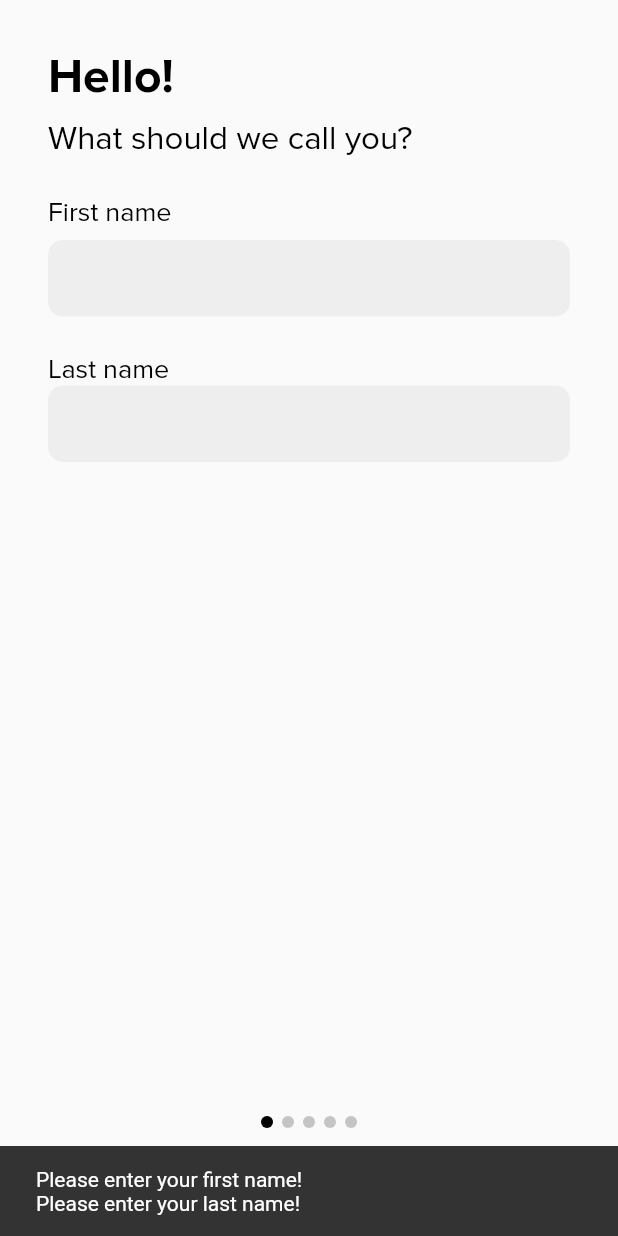
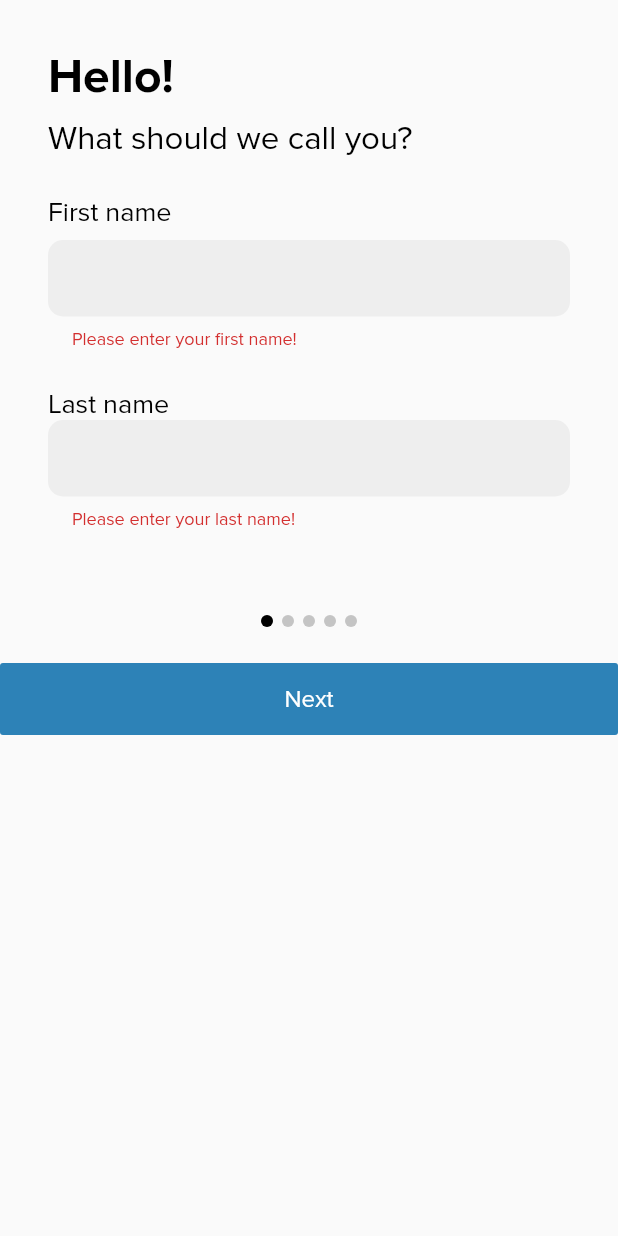
Before and after one commit to helenxuyang/linked, a Flutter app: the OnboardingPage screen opened directly, after a tap on "Next", on a phone screen of 412 x 824 dp. Run offline on Flutter 3.47's test engine with Material 2 defaults, Android fonts, the phone set to English and light mode, and no system bars; our stand-ins replace cloud_firestore, firebase_auth, firebase_core, flutter_native_timezone, google_sign_in, share; missing offline and left inert: add_2_calendar; accounts and stored records are empty; project files that could hold a hidden picture were left out.

Commit message:
Fixed formatting issues with onboarding text fields and homepage FAB, changed next/finish and create event buttons to be after form instead of at bottom of screen

```diff
--- a/lib/CreateEvent.dart
+++ b/lib/CreateEvent.dart
@@ -73,10 +73,14 @@ class _CreateEventPageState extends State<CreateEventPage> {
                       Navigator.pop(context);
                     }),
               ),
+              SizedBox(height: 24),
               Expanded(
-            child: Padding(
-              padding: const EdgeInsets.all(24),
                 child: ListView(
+                  children: [
+                    Padding(
+                        padding: const EdgeInsets.only(left: 24, right: 24),
+                        child: Column(
+                          crossAxisAlignment: CrossAxisAlignment.start,
                             children: [
                               Text("New Event",
                                   style: Theme.of(context).textTheme.headline1),
@@ -136,7 +140,7 @@ class _CreateEventPageState extends State<CreateEventPage> {
                                         textInputAction: TextInputAction.next,
                                         validator: (value) {
                                           if (value.isEmpty) {
-                                return 'Please enter a location.';
+                                            return _isVirtual ? 'Please enter a URL.' : 'Please enter a location.';
                                           }
                                           return null;
                                         },
@@ -268,14 +272,14 @@ class _CreateEventPageState extends State<CreateEventPage> {
                                           );
                                         }).toList(),
                                         spacing: 4,
+                                      ),
+                                    ],
                                   )
-                        ],
-                      )),
-                  SizedBox(height: 12),
-                ],
                               ),
+                            ]
+                        )
                     ),
-          ),
+                    SizedBox(height: 24),
                     SizedBox(
                       height: 48,
                       width: double.infinity,
@@ -313,7 +317,11 @@ class _CreateEventPageState extends State<CreateEventPage> {
                       }),
                     ),
                   ],
-      )),
+                ),
+              ),
+            ],
+          )
+      ),
     );
   }
 }
--- a/lib/Home.dart
+++ b/lib/Home.dart
@@ -16,7 +16,10 @@ class HomePage extends StatelessWidget {
         Padding(
           padding: EdgeInsets.all(24),
           child: SingleChildScrollView(
-            child: Column(children: [
+            child: SizedBox(
+              height: MediaQuery.of(context).size.height,
+              child: Column(
+                  children: [
                     Padding(
                       padding: EdgeInsets.only(bottom: 8),
                       child: Row(children: [
@@ -64,6 +67,7 @@ class HomePage extends StatelessWidget {
                   ]),
             ),
           ),
+        ),
         Positioned(
             bottom: 16,
             right: 8,
@@ -75,7 +79,9 @@ class HomePage extends StatelessWidget {
                         return CreateEventPage();
                       });
                 },
-                child: Icon(Icons.add))),
+                child: Icon(Icons.add)
+            )
+        ),
       ],
     );
   }
@@ -108,7 +114,7 @@ class EventGroup extends StatelessWidget {
             Text(title, style: TextStyle(fontSize: 22)),
             Spacer(),
             FlatButton(
-                child: Text('view more',
+                child: Text('view all',
                     style: TextStyle(
                         fontSize: 14, color: Theme.of(context).accentColor)),
                 onPressed: () {
@@ -141,7 +147,7 @@ class EventGroupPage extends StatelessWidget {
         child: StreamBuilder(
           stream: FirebaseFirestore.instance
               .collection('events')
-              .where('startTime', isLessThan: Timestamp.now())
+              .where('startTime', isGreaterThanOrEqualTo: Timestamp.now())
               .orderBy('startTime')
               .snapshots(),
           builder: (context, snapshot) {
--- a/lib/Onboarding.dart
+++ b/lib/Onboarding.dart
@@ -20,14 +20,8 @@ class _OnboardingPageState extends State<OnboardingPage> {
     'Living off-campus in Ithaca',
     'Living outside of Ithaca'
   ];
-  String firstName;
-  String lastName;
-  String major;
-  String bio;
+
   String f20Status;
-  String instagramUser;
-  String facebookUser;
-  String linkedinUser;
   List<String> tags;
   List<String> classes;
 
@@ -38,6 +32,15 @@ class _OnboardingPageState extends State<OnboardingPage> {
   FocusNode _focusNodeBuildName;
   FocusNode _focusNodeSocial;
 
+  TextEditingController _firstNameCtrl;
+  TextEditingController _lastNameCtrl;
+  TextEditingController _majorCtrl;
+  TextEditingController _bioCtrl;
+  TextEditingController _instagramUserCtrl;
+  TextEditingController _facebookUserCtrl;
+  TextEditingController _linkedinUserCtrl;
+  TextEditingController _classCtrl;
+
   @override
   initState() {
     super.initState();
@@ -47,6 +50,14 @@ class _OnboardingPageState extends State<OnboardingPage> {
     classes = [];
     _focusNodeBuildName = FocusNode();
     _focusNodeSocial = FocusNode();
+    _firstNameCtrl = TextEditingController();
+    _lastNameCtrl = TextEditingController();
+    _majorCtrl = TextEditingController();
+    _bioCtrl = TextEditingController();
+    _instagramUserCtrl = TextEditingController();
+    _facebookUserCtrl = TextEditingController();
+    _linkedinUserCtrl = TextEditingController();
+    _classCtrl = TextEditingController();
   }
 
   @override
@@ -56,8 +67,12 @@ class _OnboardingPageState extends State<OnboardingPage> {
     super.dispose();
   }
 
-  Widget _buildNamePage(BuildContext context) {
-    return Column(crossAxisAlignment: CrossAxisAlignment.start, children: [
+  Widget _buildNamePage(BuildContext context, GlobalKey<FormState> key) {
+    return Form(
+      key: key,
+      child: Column(
+          crossAxisAlignment: CrossAxisAlignment.start,
+          children: [
             Text('Hello!', style: Theme.of(context).textTheme.headline1),
             smallSpacer,
             Text('What should we call you?',
@@ -66,36 +81,42 @@ class _OnboardingPageState extends State<OnboardingPage> {
             Text('First name', style: Theme.of(context).textTheme.headline3),
             smallSpacer,
             TextFormField(
+                controller: _firstNameCtrl,
+                textCapitalization: TextCapitalization.sentences,
                 decoration: Utils.textFieldDecoration(),
                 focusNode: _focusNodeBuildName,
                 textInputAction: TextInputAction.next,
-        onChanged: (value) {
-          setState(() {
-            firstName = value;
-          });
+                validator: (input) {
+                  if (input.isEmpty) {
+                    return 'Please enter your first name!';
+                  }
+                  return null;
                 },
-        onFieldSubmitted: (value) => FocusScope.of(context).nextFocus(),
+                onFieldSubmitted: (value) => FocusScope.of(context).nextFocus()
             ),
             bigSpacer,
             Text('Last name', style: Theme.of(context).textTheme.headline3),
             TextFormField(
+              controller: _lastNameCtrl,
+              textCapitalization: TextCapitalization.sentences,
               decoration: Utils.textFieldDecoration(),
-        textInputAction: TextInputAction.next,
-        onChanged: (value) {
-          setState(() {
-            lastName = value;
-          });
+              textInputAction: TextInputAction.done,
+              validator: (input) {
+                if (input.isEmpty) {
+                  return 'Please enter your last name!';
+                }
+                return null;
               },
-        onFieldSubmitted: (value) => FocusScope.of(context).nextFocus(),
             ),
-      smallSpacer,
-    ]);
+          ]),
+    );
   }
 
-  Widget _buildInfoPage(BuildContext context) {
-    return ListView(
-        shrinkWrap: true,
-        scrollDirection: Axis.vertical,
+  Widget _buildInfoPage(BuildContext context, GlobalKey<FormState> key) {
+    return Form(
+      key: key,
+      child: Column(
+          crossAxisAlignment: CrossAxisAlignment.start,
           children: [
             Text('A bit about you', style: Theme.of(context).textTheme.headline1),
             smallSpacer,
@@ -106,17 +127,18 @@ class _OnboardingPageState extends State<OnboardingPage> {
             Text('Intended major', style: Theme.of(context).textTheme.headline3),
             smallSpacer,
             TextFormField(
+              controller: _majorCtrl,
               decoration: Utils.textFieldDecoration(hint: "Information Science"),
               // textInputAction: TextInputAction.next,
-            onChanged: (value) {
-              setState(() {
-                major = value;
-              });
+              validator: (input) {
+                if (input.isEmpty) {
+                  return 'Please enter your major!';
+                }
+                return null;
               },
             ),
-          smallSpacer,
+            bigSpacer,
             Text('Graduation year', style: Theme.of(context).textTheme.headline3),
-          smallSpacer,
             DropdownButton(
               value: gradYear,
               items: years
@@ -129,10 +151,9 @@ class _OnboardingPageState extends State<OnboardingPage> {
                 });
               },
             ),
-          smallSpacer,
+            bigSpacer,
             Text('Fall 2020 status',
                 style: Theme.of(context).textTheme.headline3),
-          smallSpacer,
             DropdownButton(
               value: f20Status,
               items: statuses
@@ -147,25 +168,30 @@ class _OnboardingPageState extends State<OnboardingPage> {
                 });
               },
             ),
-          smallSpacer,
+            bigSpacer,
             Text('Introduce yourself!',
                 style: Theme.of(context).textTheme.headline3),
             smallSpacer,
             TextFormField(
+              controller: _bioCtrl,
+              maxLength: 200,
+              textInputAction: TextInputAction.done,
+              maxLines: null,
               decoration: Utils.textFieldDecoration(
-                hint: "Tell me a bit about yourself!"),
-            onChanged: (value) {
-              setState(() {
-                bio = value;
-              });
+                  hint: "Tell us a bit about yourself!"),
+              validator: (input) {
+                if (input.isEmpty) {
+                  return 'Please enter a short bio!';
+                }
+                return null;
               },
             ),
-        ]);
+          ]
+      ),
+    );
   }
 
-  Widget _buildSocialMediaRow(String platform, Function callback,
-      // ignore: avoid_init_to_null
-      {socialFocusNode: null}) {
+  Widget _buildSocialMediaRow(String platform) {
     double imageSize = 30;
     return Row(children: [
       Image.asset('assets/${platform.toLowerCase()}_logo.png',
@@ -175,19 +201,19 @@ class _OnboardingPageState extends State<OnboardingPage> {
         child: TextFormField(
           decoration:
           Utils.textFieldDecoration(hint: 'Enter $platform username'),
-          onChanged: (input) {
-            callback(input);
-          },
           onFieldSubmitted: (value) => FocusScope.of(context).nextFocus(),
           textInputAction: TextInputAction.next,
-          focusNode: socialFocusNode,
         ),
       )
     ]);
   }
 
-  Widget _buildSocialMediaPage(BuildContext context) {
-    return Column(crossAxisAlignment: CrossAxisAlignment.start, children: [
+  Widget _buildSocialMediaPage(BuildContext context, GlobalKey<FormState> key) {
+    return Form(
+      key: key,
+      child: Column(
+          crossAxisAlignment: CrossAxisAlignment.start,
+          children: [
             bigSpacer,
             Text("Let's get connected!",
                 style: Theme.of(context).textTheme.headline1),
@@ -198,31 +224,28 @@ class _OnboardingPageState extends State<OnboardingPage> {
             ),
             bigSpacer,
             _buildSocialMediaRow(
-          'Instagram',
-          (input) => setState(() {
-                instagramUser = input;
-              }),
-          socialFocusNode: _focusNodeSocial),
+                'Instagram'),
             smallSpacer,
             _buildSocialMediaRow(
               'Facebook',
-          (input) => setState(() {
-                facebookUser = input;
-              })),
+            ),
             smallSpacer,
             _buildSocialMediaRow(
               'LinkedIn',
-          (input) => setState(() {
-                linkedinUser = input;
-              })),
-    ]);
+            ),
+          ]),
+    );
   } // end of fun
 
-  Widget _buildEventPage(BuildContext context) {
+  Widget _buildEventPage(BuildContext context, GlobalKey<FormState> key) {
     String inPersonTag = 'in-person';
     String virtualTag = 'virtual';
 
-    return Column(crossAxisAlignment: CrossAxisAlignment.start, children: [
+    return Form(
+      key: key,
+      child: Column(
+          crossAxisAlignment: CrossAxisAlignment.start,
+          children: [
             Text('What events are you interested in?',
                 style: Theme.of(context).textTheme.headline1),
             smallSpacer,
@@ -279,11 +302,16 @@ class _OnboardingPageState extends State<OnboardingPage> {
               }).toList(),
               spacing: 4,
             )
-    ]);
+          ]),
+    );
   }
 
-  Widget _buildClassPage(BuildContext context) {
-    return Column(crossAxisAlignment: CrossAxisAlignment.start, children: [
+  Widget _buildClassPage(BuildContext context, GlobalKey<FormState> key) {
+    return Form(
+      key: key,
+      child: Column(
+          crossAxisAlignment: CrossAxisAlignment.start,
+          children: [
             Text('What classes are you taking?',
                 style: Theme.of(context).textTheme.headline1),
             smallSpacer,
@@ -293,10 +321,12 @@ class _OnboardingPageState extends State<OnboardingPage> {
             Text('Enter Classes', style: Theme.of(context).textTheme.headline3),
             smallSpacer,
             TextFormField(
+              controller: _classCtrl,
               decoration: Utils.textFieldDecoration(hint: 'Add a class'),
               onFieldSubmitted: (input) {
                 setState(() {
                   classes.add(input);
+                  _classCtrl.clear();
                 });
               },
             ),
@@ -317,7 +347,8 @@ class _OnboardingPageState extends State<OnboardingPage> {
               }).toList(),
               spacing: 4,
             )
-    ]);
+          ]),
+    );
   }
 
   Widget _buildProgress(int currentIndex, int total) {
@@ -336,80 +367,45 @@ class _OnboardingPageState extends State<OnboardingPage> {
                       : Color.fromRGBO(0xC4, 0xC4, 0xC4, 1.0),
                 )),
           );
-        }));
+        })
+    );
   }
 
-  @override
-  Widget build(BuildContext context) {
-    List<Widget> pages = [
-      _buildNamePage(context),
-      _buildInfoPage(context),
-      _buildSocialMediaPage(context),
-      _buildEventPage(context),
-      _buildClassPage(context)
-    ];
-
-    Widget backButton = FlatButton(
+  Widget _buildBackButton() {
+    return FlatButton(
         child: Text('Back', style: TextStyle(fontSize: 16)),
         onPressed: () {
           setState(() {
             pageIndex--;
           });
-        });
+        }
+    );
+  }
 
-    Widget skipButton = FlatButton(
+  Widget _buildSkipButton() {
+    return FlatButton(
         child: Text('Skip', style: TextStyle(fontSize: 16)),
         onPressed: () {
           setState(() {
-            facebookUser = "";
-            instagramUser = "";
-            linkedinUser = "";
             pageIndex++;
           });
-        });
+        }
+    );
+  }
 
-    Widget nextButton = Builder(builder: (context) {
+  Widget _buildNextButton(GlobalKey<FormState> formKey) {
+    return Builder(
+        builder: (context) {
           return SizedBox(
             width: double.infinity,
             child: FlatButton(
               child: Text('Next', style: TextStyle(fontSize: 16)),
-          color: Theme.of(context).accentColor,
+              color: Theme
+                  .of(context)
+                  .accentColor,
               textColor: Colors.white,
               onPressed: () {
-            bool valid = true;
-            switch (pageIndex) {
-              case 0:
-                String snackBarPrompt = "";
-                if (firstName == null || firstName.isEmpty) {
-                  snackBarPrompt += "Please enter your first name!\n";
-                }
-                if (lastName == null || lastName.isEmpty) {
-                  snackBarPrompt += "Please enter your last name!";
-                }
-                if (snackBarPrompt.isNotEmpty) {
-                  valid = false;
-                  Scaffold.of(context)
-                      .showSnackBar(SnackBar(content: Text(snackBarPrompt)));
-                }
-                break;
-              case 1:
-                String snackBarPrompt = "";
-                if (major == null || major.isEmpty) {
-                  snackBarPrompt +=
-                      'Please enter your major, feel free to put \'Undecided\' if you\'re unsure!\n';
-                } else if (bio == null || bio.isEmpty) {
-                  snackBarPrompt += 'Please enter a short bio!';
-                }
-                if (snackBarPrompt.isNotEmpty) {
-                  valid = false;
-                  Scaffold.of(context)
-                      .showSnackBar(SnackBar(content: Text(snackBarPrompt)));
-                }
-                break;
-              default:
-                break;
-            }
-            if (valid) {
+                if (formKey.currentState.validate()) {
                   setState(() {
                     pageIndex++;
                   });
@@ -418,8 +414,10 @@ class _OnboardingPageState extends State<OnboardingPage> {
             ),
           );
         });
+  }
 
-    Widget finishButton = SizedBox(
+  Widget _buildFinishButton(BuildContext context) {
+    return SizedBox(
         width: double.infinity,
         height: 48,
         child: FlatButton(
@@ -431,36 +429,63 @@ class _OnboardingPageState extends State<OnboardingPage> {
                 Provider.of<CurrentUserInfo>(context, listen: false).id;
             User user = FirebaseAuth.instance.currentUser;
             FirebaseFirestore.instance.collection('users').doc(userID).set({
-              'firstName': firstName,
-              'lastName': lastName,
-              'bio': bio,
+              'firstName': _firstNameCtrl.text,
+              'lastName': _lastNameCtrl.text,
+              'bio': _bioCtrl.text,
               'status': f20Status,
               'photoURL': user.photoURL,
-              'major': major,
+              'major': _majorCtrl.text,
               'classYear': gradYear,
               'classes': classes,
               'interestedTags': tags,
               'events': [],
-              'instagramUser': instagramUser,
-              'facebookUser': facebookUser,
-              'linkedinUser': linkedinUser
+              'instagramUser': _instagramUserCtrl.text,
+              'facebookUser': _facebookUserCtrl.text,
+              'linkedinUser': _linkedinUserCtrl.text
             });
             Navigator.push(
                 context, MaterialPageRoute(builder: (context) => MainPage()));
           },
-        ));
+        )
+    );
+  }
+
+  ScrollController scrollCtrl = ScrollController();
+  bool fitsOnScreen = false;
+
+  @override
+  void didChangeDependencies() {
+    super.didChangeDependencies();
+    WidgetsBinding.instance.addPostFrameCallback((_) {
+      setState(() {
+        fitsOnScreen = (scrollCtrl.position.maxScrollExtent == 0);
+      });
+    });
+  }
+
+  List<GlobalKey<FormState>> keys = List.filled(5, GlobalKey<FormState>());
+  @override
+  Widget build(BuildContext context) {
+    List<Widget> pages = [
+      _buildNamePage(context, keys[0]),
+      _buildInfoPage(context, keys[1]),
+      _buildSocialMediaPage(context, keys[2]),
+      _buildEventPage(context, keys[3]),
+      _buildClassPage(context, keys[4])
+    ];
 
     return Scaffold(
-        resizeToAvoidBottomPadding: false,
+      resizeToAvoidBottomInset: true,
       body: SafeArea(
+        child: SingleChildScrollView(
           child: Column(
-          crossAxisAlignment: CrossAxisAlignment.start,
+            mainAxisSize: MainAxisSize.max,
             children: [
               if (pageIndex > 0)
                 Row(children: [
-                backButton,
+                  _buildBackButton(),
                   if (pageIndex == 2) Spacer(),
-                if (pageIndex == 2) skipButton
+                  if (pageIndex == 2) _buildSkipButton()
                 ]),
               Padding(
                 padding: pageIndex == 0
@@ -468,15 +493,25 @@ class _OnboardingPageState extends State<OnboardingPage> {
                     : const EdgeInsets.only(left: 32, right: 32),
                 child: pages[pageIndex],
               ),
-            Spacer(),
+              SizedBox(height: 24),
+              Align(
+                  alignment: Alignment.bottomCenter,
+                  child: Column(
+                      children: [
                         _buildProgress(pageIndex, pages.length),
                         SizedBox(height: 24),
                         SizedBox(
                             height: 48,
-                width: double.infinity,
-                child:
-                    pageIndex == pages.length - 1 ? finishButton : nextButton)
+                            width: MediaQuery.of(context).size.width,
+                            child: pageIndex == pages.length - 1 ? _buildFinishButton(context) : _buildNextButton(keys[pageIndex])
+                        )
+                      ]
+                  )
+              )
             ],
-        )));
+          ),
+        ),
+      ),
+    );
   }
 }
```
Lines whose indentation alone changed are shown as unchanged.
